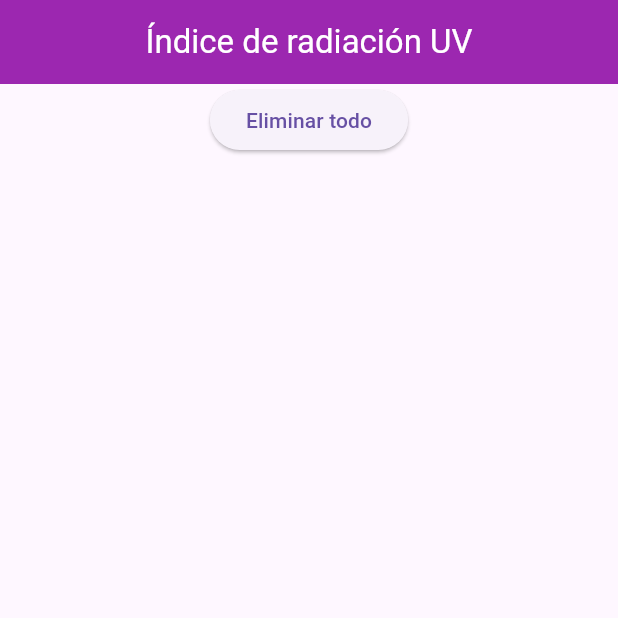
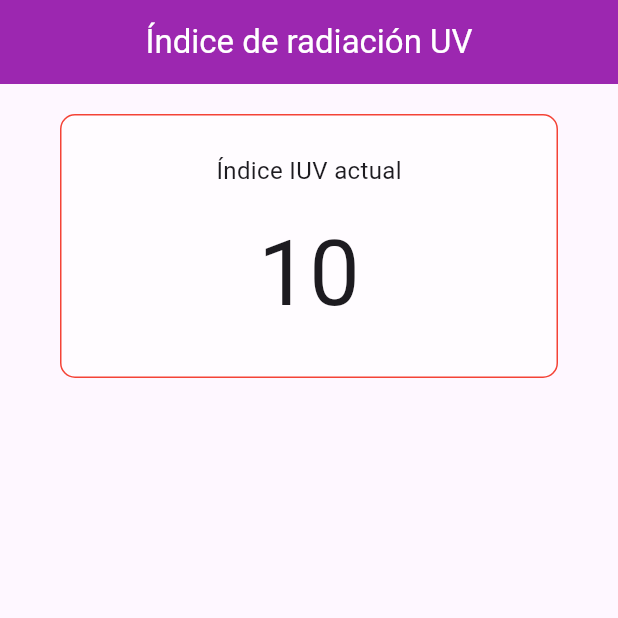
Before and after one commit to JoseYe628/uv_sensor_app, a Flutter app: the screen it shows after launch, on a phone screen of 412 x 824 dp, the top half of it. Run offline on Flutter 3.47's test engine with Material 3 defaults, Android fonts, the phone set to English and light mode, and no system bars; drawn by our look-alikes of firebase_database; our stand-ins replace firebase_core; accounts and stored records are empty.

Commit message:
Vista Card de radiación UV

```diff
--- /dev/null
+++ b/lib/components/uv/uv_traker.dart
@@ -0,0 +1,61 @@
+
+import 'package:firebase_database/firebase_database.dart';
+import 'package:flutter/material.dart';
+
+class UvTraker extends StatefulWidget {
+  const UvTraker({super.key});
+
+  @override
+  State<UvTraker> createState() => _UvTrakerState();
+}
+
+class _UvTrakerState extends State<UvTraker> {
+
+  //DatabaseReference recordsDatabase = FirebaseDatabase.instance.ref('records');
+
+  @override
+  void initState() {
+    super.initState();
+    /*recordsDatabase.limitToLast(10).onValue.listen((DatabaseEvent event) {
+      final data = event.snapshot.value;
+      print(data);
+    });*/
+  }
+
+  @override
+  Widget build(BuildContext context){
+    return Container(
+      padding: EdgeInsets.symmetric(vertical: 25, horizontal: 10),
+      margin: EdgeInsets.symmetric(vertical: 20, horizontal: 40),
+      alignment: Alignment.center,
+      decoration: BoxDecoration(
+        color: Colors.white60,
+        border: Border.all(color: Colors.red),
+        borderRadius: BorderRadius.all(Radius.circular(10)),
+      ),
+      child: Column(
+        children: [
+          Text("Índice IUV actual", style: TextStyle(fontSize: 16),),
+          SizedBox(height: 15),
+          UVIndex(),
+        ],
+      )
+    );
+  }
+}
+
+class UVIndex extends StatelessWidget {
+  const UVIndex({
+    super.key,
+  });
+
+  @override
+  Widget build(BuildContext context) {
+    return Text(
+      "10",
+      style: TextStyle(
+        fontSize: 60
+      ),
+    );
+  }
+}
--- a/lib/screens/home_screen.dart
+++ b/lib/screens/home_screen.dart
@@ -1,12 +1,9 @@
 
-import 'package:firebase_database/ui/firebase_animated_list.dart';
 import 'package:flutter/material.dart';
-import 'package:firebase_database/firebase_database.dart';
+import 'package:uv_sensor_app/components/uv/uv_traker.dart';
 
 class HomeScreen extends StatelessWidget {
   HomeScreen({super.key});
-
-  final databaseReference = FirebaseDatabase.instance.ref('records');
 
   @override
   Widget build(BuildContext context){
@@ -17,32 +14,9 @@ class HomeScreen extends StatelessWidget {
         backgroundColor: Colors.purple,
       ),
       body: Column(
+        crossAxisAlignment: CrossAxisAlignment.center,
         children: [
-          ElevatedButton(
-            onPressed: () async {
-              await databaseReference.remove();
-            },
-            child: Text("Eliminar todo"),
-          ),
-          Container(
-            height: 300,
-            child: GestureDetector(
-              child: FirebaseAnimatedList(
-                query: databaseReference,
-                itemBuilder: (context, snapshot, animation, index){
-                  return Card(
-                    shape: RoundedRectangleBorder(borderRadius: BorderRadius.circular(20)),
-                    margin: EdgeInsets.all(10),
-                    child: ListTile(
-                      contentPadding: EdgeInsets.symmetric(horizontal: 10, vertical: 5),
-                      leading: Text("${snapshot.key}"),
-                      title: Text("${snapshot.value}"),
-                    ),
-                  );
-                }
-              ),
-            ),
-          ),
+          UvTraker()
         ],
       ),
     );
--- /dev/null
+++ b/lib/services/realtime_database.dart
@@ -0,0 +1,8 @@
+
+import 'package:firebase_database/firebase_database.dart';
+
+class RealtimeDatabase {
+  // Obtener la colección de los records
+  static final DatabaseReference records = FirebaseDatabase.instance.ref('records');
+
+}
```
